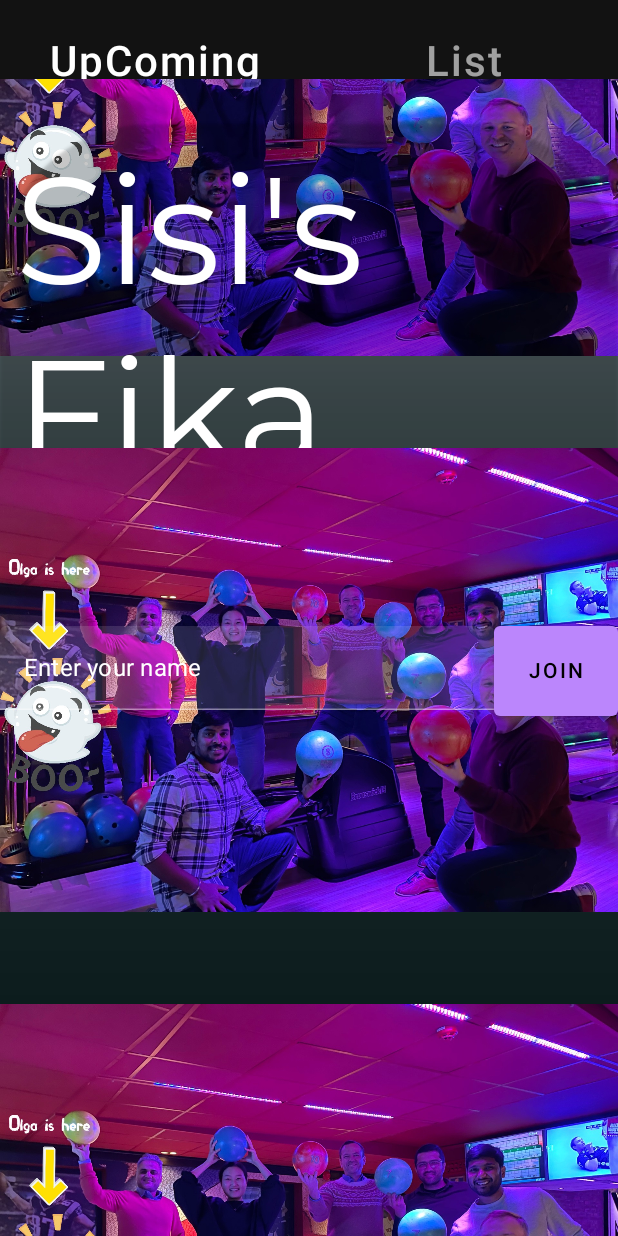
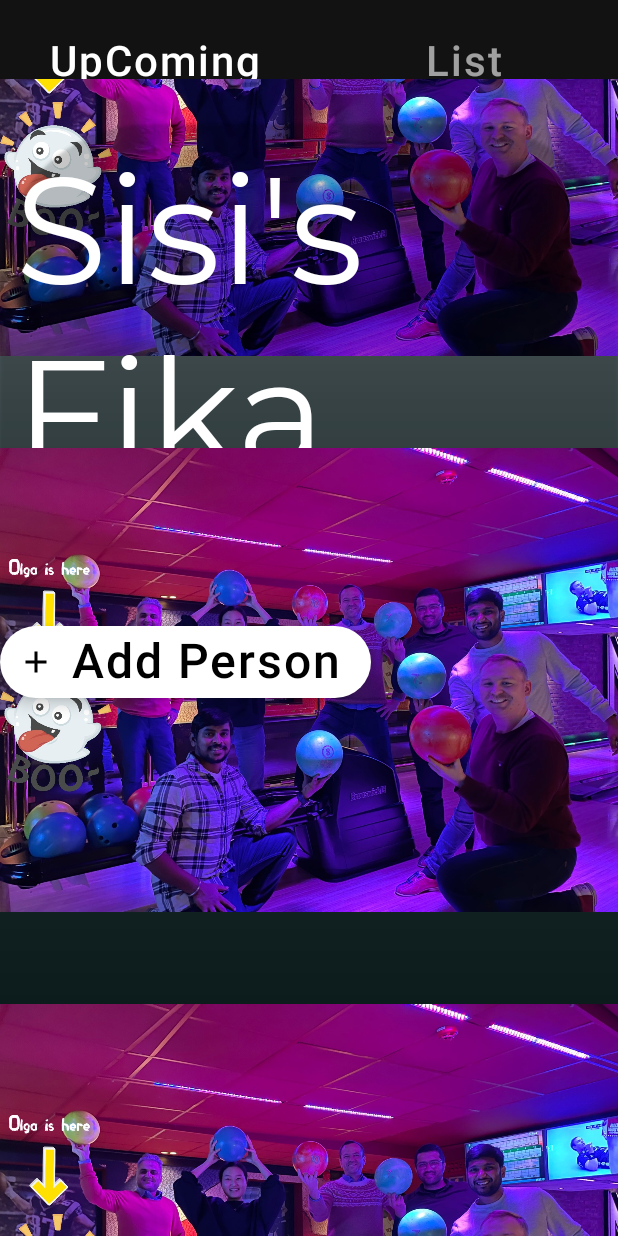
Before and after one commit to behrouzaptiv/CodeForFun, an Android app built with Jetpack Compose: the screen it shows after launch (MainActivity), on a phone screen of 412 x 824 dp. Run offline under Robolectric (Android 15) with nearby library versions, the phone set to English and light mode, and no system bars; our stand-ins replace Dagger/Hilt's generated code, Room's generated code, accompanist.

Commit message:
Adding Pick-a-Person-Dialog

```diff
--- a/app/src/main/java/com/aptiv/fika/domain/entity/Person.kt
+++ b/app/src/main/java/com/aptiv/fika/domain/entity/Person.kt
@@ -1,6 +1,6 @@
 package com.aptiv.fika.domain.entity
 
 data class Person(
-    val id : Int,
+    var id : Int = 0,
     val name: String
 )
--- a/app/src/main/java/com/aptiv/fika/presentation/FikaHome.kt
+++ b/app/src/main/java/com/aptiv/fika/presentation/FikaHome.kt
@@ -6,21 +6,18 @@ import androidx.compose.foundation.layout.Column
 import androidx.compose.foundation.layout.Row
 import androidx.compose.foundation.layout.Spacer
 import androidx.compose.foundation.layout.aspectRatio
-import androidx.compose.foundation.layout.fillMaxHeight
 import androidx.compose.foundation.layout.fillMaxSize
 import androidx.compose.foundation.layout.fillMaxWidth
 import androidx.compose.foundation.layout.height
 import androidx.compose.foundation.layout.padding
+import androidx.compose.foundation.layout.wrapContentHeight
 import androidx.compose.foundation.lazy.LazyColumn
 import androidx.compose.foundation.lazy.itemsIndexed
 import androidx.compose.foundation.shape.RoundedCornerShape
 import androidx.compose.foundation.text.ClickableText
-import androidx.compose.foundation.text.KeyboardOptions
-import androidx.compose.material.Button
 import androidx.compose.material.Card
 import androidx.compose.material.Surface
 import androidx.compose.material.Text
-import androidx.compose.material.TextField
 import androidx.compose.runtime.Composable
 import androidx.compose.runtime.mutableStateListOf
 import androidx.compose.runtime.mutableStateOf
@@ -31,23 +28,18 @@ import androidx.compose.ui.graphics.Color
 import androidx.compose.ui.layout.ContentScale
 import androidx.compose.ui.res.painterResource
 import androidx.compose.ui.text.SpanStyle
-import androidx.compose.ui.text.TextStyle
 import androidx.compose.ui.text.buildAnnotatedString
-import androidx.compose.ui.text.font.FontFamily
 import androidx.compose.ui.text.font.FontWeight
-import androidx.compose.ui.text.input.ImeAction
-import androidx.compose.ui.text.input.KeyboardCapitalization
-import androidx.compose.ui.text.input.KeyboardType
 import androidx.compose.ui.text.input.TextFieldValue
 import androidx.compose.ui.text.withStyle
 import androidx.compose.ui.unit.Dp
-import androidx.compose.ui.unit.TextUnit
 import androidx.compose.ui.unit.dp
 import androidx.compose.ui.unit.sp
 import com.aptiv.fika.R
+import com.aptiv.fika.presentation.viewmodel.PersonViewModel
 
 @Composable
-fun SetHomeScreen(name: String) {
+fun SetHomeScreen(name: String, viewModel: PersonViewModel) {
     Column(
         modifier = Modifier
             .fillMaxSize(),
@@ -104,36 +96,13 @@ fun SetHomeScreen(name: String) {
                 .fillMaxWidth()
                 .height(Dp(60f))
         ) {
-            TextField(
-                value = inputvalue.value,
-                onValueChange = {
-                    inputvalue.value = it
-                },
-                modifier = Modifier.weight(0.8f),
-                placeholder = { Text(text = "Enter your name", color = Color.White) },
-                keyboardOptions = KeyboardOptions(
-                    capitalization = KeyboardCapitalization.None,
-                    autoCorrect = true, keyboardType = KeyboardType.Text, imeAction = ImeAction.Done
-                ),
-                textStyle = TextStyle(
-                    color = Color.White, fontSize = TextUnit.Unspecified,
-                    fontFamily = FontFamily.SansSerif,
-                ),
-                maxLines = 1,
-                singleLine = true
-
+            PickAPersonDialog(
+                viewModel,
+                onPersonPicked = { person ->
+                    if (person.name !in notesList) notesList.add(person.name)
+                }
             )
 
-            Button(
-                onClick = {
-                    notesList.add(inputvalue.value.text)
-                },
-                modifier = Modifier
-                    .weight(0.2f)
-                    .fillMaxHeight()
-            ) {
-                Text(text = "JOIN")
-            }
         }
         Spacer(modifier = Modifier.height(Dp(1f)))
         Surface(modifier = Modifier.padding(all = Dp(5f))) {
@@ -142,7 +111,7 @@ fun SetHomeScreen(name: String) {
                     val annotatedText = buildAnnotatedString {
                         withStyle(
                             style = SpanStyle(
-                                color = Color.Blue,
+                                color = Color.White,
                                 fontWeight = FontWeight.Bold
                             )
                         ) {
@@ -151,8 +120,7 @@ fun SetHomeScreen(name: String) {
                     }
                     Row(
                         Modifier
-                            .fillMaxWidth()
-                            .height(Dp(30f))
+                            .fillMaxWidth().wrapContentHeight()
                     ) {
                         Text(text = item, Modifier.weight(0.85f))
                         ClickableText(
--- a/app/src/main/java/com/aptiv/fika/presentation/MainActivity.kt
+++ b/app/src/main/java/com/aptiv/fika/presentation/MainActivity.kt
@@ -76,7 +76,7 @@ fun MainScreen( personViewModel: PersonViewModel = hiltViewModel()) {
     val pagerState = rememberPagerState(pageCount = tabData.size)
     Column(modifier = Modifier.fillMaxSize()) {
         TabLayout(tabData, pagerState)
-        TabContent(tabData, pagerState)
+        TabContent(personViewModel, tabData, pagerState)
     }
 }
 
@@ -110,11 +110,11 @@ fun TabLayout(tabData: List<Pair<String, ImageVector>>, pagerState: PagerState)
 
 @OptIn(ExperimentalPagerApi::class)
 @Composable
-fun TabContent(tabData: List<Pair<String, ImageVector>>, pagerState: PagerState) {
+fun TabContent(viewModel: PersonViewModel, tabData: List<Pair<String, ImageVector>>, pagerState: PagerState) {
     HorizontalPager(state = pagerState) { index ->
         when (index) {
             0 -> {
-                SetHomeScreen("Sisi")
+                SetHomeScreen("Sisi", viewModel)
             }
             1 -> {
                 SetFikaList()
--- a/app/src/main/java/com/aptiv/fika/presentation/viewmodel/PersonViewModel.kt
+++ b/app/src/main/java/com/aptiv/fika/presentation/viewmodel/PersonViewModel.kt
@@ -4,8 +4,10 @@ import android.util.Log
 import androidx.annotation.VisibleForTesting
 import androidx.lifecycle.ViewModel
 import androidx.lifecycle.viewModelScope
+import com.aptiv.fika.domain.entity.Person
 import com.aptiv.fika.domain.entity.PersonAndEvent
 import com.aptiv.fika.domain.extension.Result
+import com.aptiv.fika.domain.usecase.AddPerson
 import com.aptiv.fika.domain.usecase.AssignFika
 import com.aptiv.fika.domain.usecase.GetAllPerson
 import com.aptiv.fika.domain.usecase.GetPersonAndEvent
@@ -23,6 +25,7 @@ class PersonViewModel @Inject constructor(
     private val getPersonById: GetPersonById,
     private val removePerson: RemovePerson,
     private val assignFika: AssignFika,
+    private val addPerson: AddPerson,
     private val getPersonAndEvent: GetPersonAndEvent
 ): ViewModel() {
 
@@ -84,4 +87,8 @@ class PersonViewModel @Inject constructor(
         }
     }
 
+    @VisibleForTesting
+    internal fun addPerson(name: String) = viewModelScope.launch {
+        addPerson.invoke(Person(name = name))
+    }
 }
```
Also changed, not shown: app/src/main/java/com/aptiv/fika/presentation/PickAPersonDialog.kt (added, +134 -0 lines).
